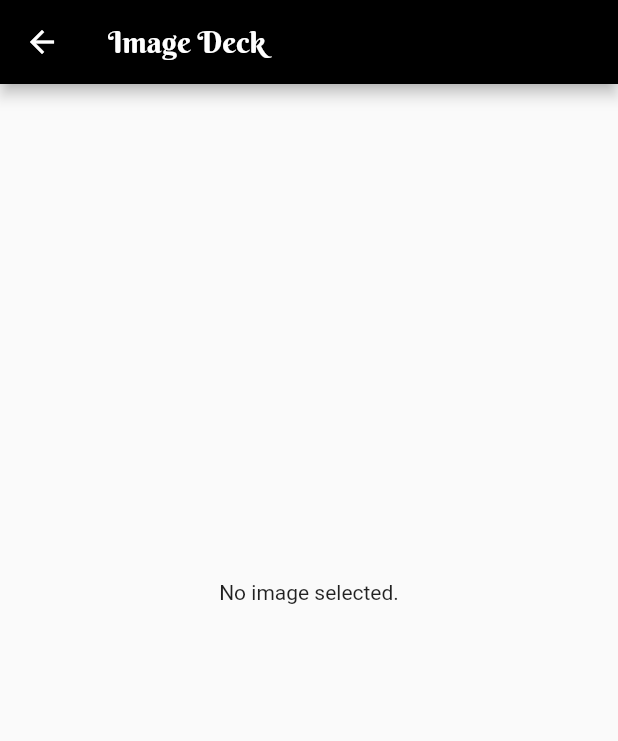
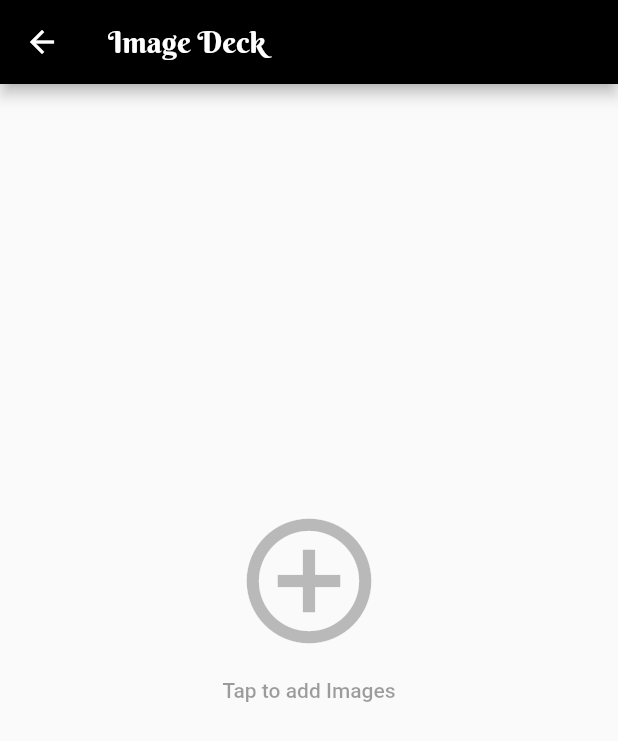
Before and after one commit to vikram0230/Image-Deck, a Flutter app: the Classy screen opened directly with empty values, on a phone screen of 412 x 824 dp. Shown: the top 741 px of the screen. Run offline on Flutter 3.47's test engine with Material 2 defaults, Android fonts, the phone set to English and light mode, and no system bars; our stand-ins replace image_picker; missing offline and left inert: directory_picker.

```diff
--- a/lib/Widgets/customTextField.dart
+++ b/lib/Widgets/customTextField.dart
@@ -3,12 +3,15 @@ import 'package:flutter/material.dart';
 
 class CustomTextField extends StatelessWidget {
   String folderName;
+  var textController = TextEditingController();
 
   @override
   Widget build(BuildContext context) {
+    textController.clear();
     return Padding(
       padding: const EdgeInsets.all(15.0),
       child: TextField(
+        controller: textController,
         onChanged: (value){
           folderName = value;
         },
@@ -25,7 +28,7 @@ class CustomTextField extends StatelessWidget {
               color: Colors.black
             )
           ),
-          labelText: 'Enter Folder Name',
+          labelText: 'Folder Name',
           labelStyle: TextStyle(color: Colors.black54)
         ),
         textCapitalization: TextCapitalization.words,
--- a/lib/classy.dart
+++ b/lib/classy.dart
@@ -1,6 +1,7 @@
 import 'package:flutter/material.dart';
 import 'package:flutter/rendering.dart';
 import 'package:image_picker/image_picker.dart';
+import 'package:directory_picker/directory_picker.dart';
 import 'Widgets/folderButton.dart';
 import 'constants.dart';
 
@@ -23,6 +24,8 @@ class _ClassyState extends State<Classy> {
   }
 
   void getFolders(){
+    folderNames = [];
+    folders = [];
     final FolderNameArguments args = ModalRoute.of(context).settings.arguments;
     folderNames = args.folderNames;
     for(String i in folderNames){
@@ -44,10 +47,33 @@ class _ClassyState extends State<Classy> {
         ),
         backgroundColor: Colors.black,
       ),
-      body: Center(
-        child: _image == null
-            ? Text('No image selected.')
-            : Image.file(_image),
+      body: FlatButton(
+        onPressed: (){
+          print('button pressed');
+        },
+        child: Container(
+          child: Center(
+            child: Column(
+              mainAxisAlignment: MainAxisAlignment.center,
+              children: <Widget>[
+                Padding(
+                  padding: const EdgeInsets.all(15.0),
+                  child: Icon(
+                    Icons.add_circle_outline,
+                    size: 100,
+                    color: Colors.black26,
+                  ),
+                ),
+                Text(
+                  'Tap to add Images',
+                  style: TextStyle(
+                    color: Colors.black38,
+                  ),
+                ),
+              ],
+            ),
+          ),
+        ),
       ),
       bottomNavigationBar: Container(
         height: 90,
@@ -68,3 +94,10 @@ class _ClassyState extends State<Classy> {
 //return folders[index];
 //}
 //),
+
+
+//Center(
+//child: _image == null
+//? Text('No image selected.')
+//: Image.file(_image),
+//),
--- a/pubspec.yaml
+++ b/pubspec.yaml
@@ -26,6 +26,7 @@ dependencies:
   image_picker: ^0.6.4
   photo_view: ^0.9.2
   path_provider: ^1.6.7
+  directory_picker: ^1.0.0
 
 dev_dependencies:
   flutter_test:
```
Also changed, not shown: lib/Widgets/directoryOperations.dart (+27 -3 lines), pubspec.lock.
